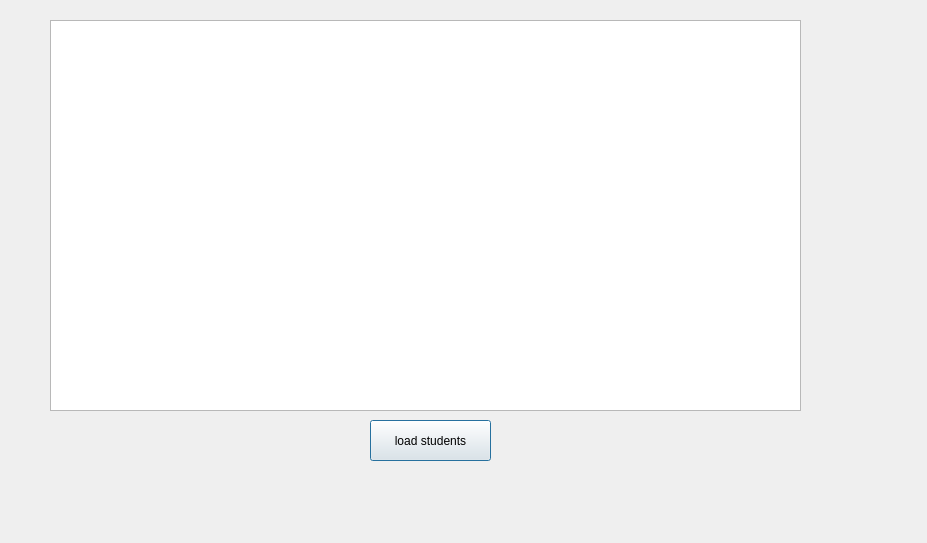
The window that bms/view_student.ui (MythicSTR/bms-project) describes before a commit, drawn with Qt 5.
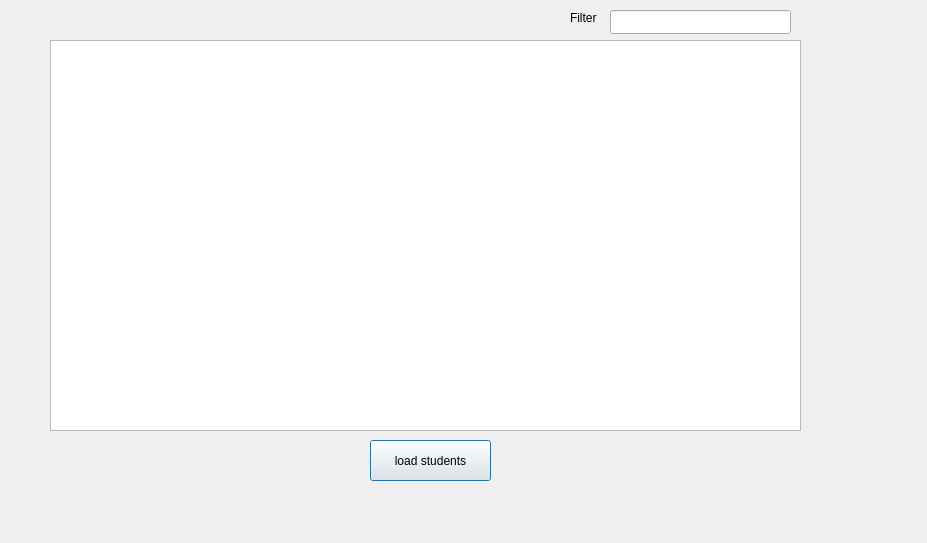
The same window after the commit.

Commit message: Added clear data and delete student

Patch:
```diff
--- a/bms/view_student.ui
+++ b/bms/view_student.ui
@@ -17,7 +17,7 @@
    <property name="geometry">
     <rect>
      <x>370</x>
-     <y>420</y>
+     <y>440</y>
      <width>121</width>
      <height>41</height>
     </rect>
@@ -30,12 +30,35 @@
    <property name="geometry">
     <rect>
      <x>50</x>
-     <y>20</y>
+     <y>40</y>
      <width>751</width>
      <height>391</height>
     </rect>
    </property>
   </widget>
+  <widget class="QLineEdit" name="filter">
+   <property name="geometry">
+    <rect>
+     <x>610</x>
+     <y>10</y>
+     <width>181</width>
+     <height>24</height>
+    </rect>
+   </property>
+  </widget>
+  <widget class="QLabel" name="label">
+   <property name="geometry">
+    <rect>
+     <x>570</x>
+     <y>10</y>
+     <width>31</width>
+     <height>16</height>
+    </rect>
+   </property>
+   <property name="text">
+    <string>Filter</string>
+   </property>
+  </widget>
  </widget>
  <resources/>
  <connections/>
```
The commit also changes 18 other files.
